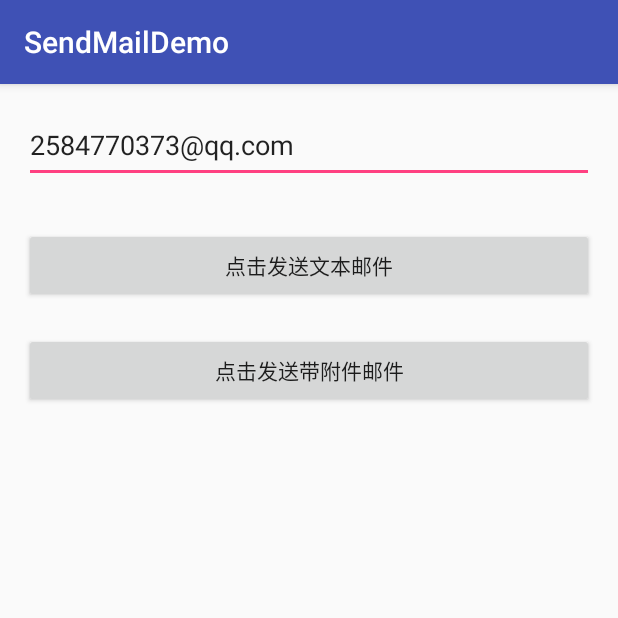
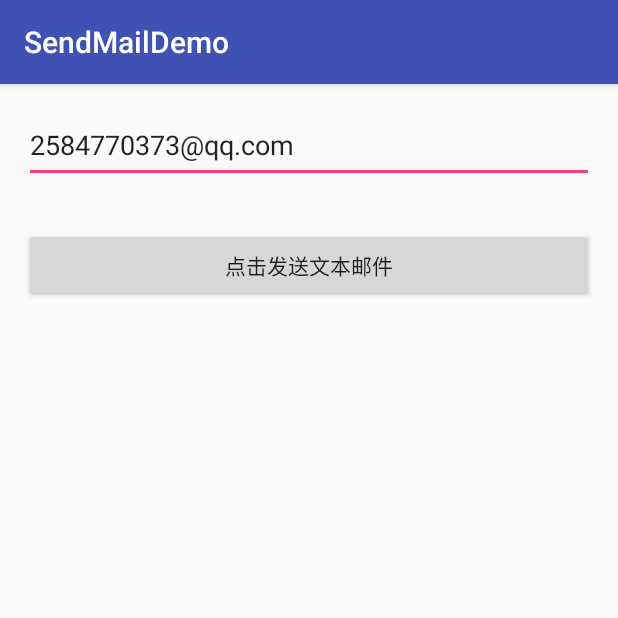
Before and after one commit to teprinciple/MailSender, an Android app: the screen it shows after launch (MainActivity), after a tap on "点击发送文本邮件", on a phone screen of 412 x 824 dp, the top half of it. Run offline under Robolectric (Android 15) with nearby library versions, the phone set to English and light mode, and no system bars; libraries missing offline, so code that uses them is left out: javax.mail; 1 statement that could not run was skipped.

Commit message:
mailsender

```diff
--- a/app/build.gradle
+++ b/app/build.gradle
@@ -3,7 +3,7 @@ apply plugin: 'kotlin-android-extensions'
 apply plugin: 'kotlin-android'
 
 android {
-    compileSdkVersion 25
+    compileSdkVersion 28
     defaultConfig {
         applicationId "teprinciple.yang.sendmaildemo"
         minSdkVersion 19
@@ -21,7 +21,7 @@ android {
 }
 
 dependencies {
-    implementation 'com.android.support:appcompat-v7:25.4.0'
+    implementation 'com.android.support:appcompat-v7:28.0.0'
     implementation project(':mailsender')
     implementation "org.jetbrains.kotlin:kotlin-stdlib-jdk7:$kotlin_version"
 }
--- a/app/src/main/java/teprinciple/yang/sendmaildemo/MainActivity.kt
+++ b/app/src/main/java/teprinciple/yang/sendmaildemo/MainActivity.kt
@@ -36,23 +36,16 @@ class MainActivity : AppCompatActivity() {
 //            content = "这是一个测试邮件"
 
             content = """
-                <html>
-<head>
-	<title></title>
-</head>
-<body>
-	<p1 style = "color: red">这是Html内容的邮件</p1><br/>
-	<img src="https://www.baidu.com/img/bd_logo1.png?where=super">
-</body>
-</html>
-            """.trimIndent()
+                <p1 style = "color: red">这是Html内容的邮件</p1><br/>
+                <p1 style = "color: blue">这是Html内容的邮件</p1><br/>
+	            <img src="https://www.baidu.com/img/bd_logo1.png?where=super">
+            """
         }
     }
 
     fun senTextMail(view: View) {
-        //SendMailUtil.send(editText!!.text.toString())
 
-        val file = File(Environment.getExternalStorageDirectory().toString() + File.separator + "test.txt")
+        val file = File(getExternalFilesDir("file").absolutePath + File.separator + "test.txt")
         var os: OutputStream? = null
         try {
             os = FileOutputStream(file)
--- a/app/src/main/res/layout/activity_main.xml
+++ b/app/src/main/res/layout/activity_main.xml
@@ -25,15 +25,4 @@
         android:layout_height="50dp"
         android:text="点击发送文本邮件"
         />
-
-    <Button
-        android:onClick="sendFileMail"
-        android:layout_marginTop="20dp"
-        android:layout_width="match_parent"
-        android:layout_height="50dp"
-        android:text="点击发送带附件邮件"
-        />
-
-
-
 </LinearLayout>
--- a/mailsender/src/main/java/com/teprinciple/mailsender/Mail.kt
+++ b/mailsender/src/main/java/com/teprinciple/mailsender/Mail.kt
@@ -18,7 +18,6 @@ data class Mail(
     var bccAddress: ArrayList<String> = ArrayList(), // 密送者邮箱
 
     var subject: String = "",  // 邮件主题
-    var content: String? = "", // 邮件内容
-    var contentType: String = "", // 邮件类型
+    var content: String = "", // 邮件内容
     var attachFiles: ArrayList<File> = ArrayList() // 附件
 )
--- a/mailsender/src/main/java/com/teprinciple/mailsender/MailSender.kt
+++ b/mailsender/src/main/java/com/teprinciple/mailsender/MailSender.kt
@@ -1,6 +1,8 @@
 package com.teprinciple.mailsender
 
+import android.util.Log
 import javax.mail.Transport
+import kotlin.concurrent.thread
 
 /**
  * 邮件发送器
@@ -17,11 +19,14 @@ object MailSender {
      * 发送邮件
      */
     fun sendMail(mail: Mail, onMailSendListener: OnMailSendListener? = null) {
+       thread {
            runCatching {
                Transport.send(MailUtil.createMailMessage(mail))
                onMailSendListener?.onSuccess()
            }.onFailure {
+               Log.e("MailSender",it.message)
                onMailSendListener?.onError(it.message)
+           }
        }
     }
 
```
Also changed, not shown: mailsender/build.gradle (+15 -0 lines), 1 other file. Lines whose indentation alone changed are shown as unchanged.
